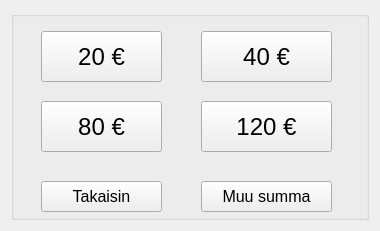
Above: bankautomat/nosta_rahaa.ui from bank-2022/group15 before the change. Below: the same form after it.
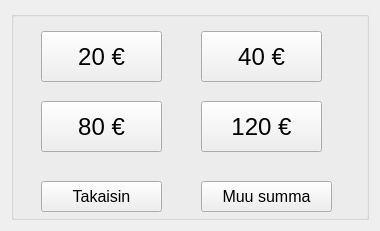
That is the form after the change.

```diff
--- a/bankautomat/nosta_rahaa.ui
+++ b/bankautomat/nosta_rahaa.ui
@@ -49,7 +49,7 @@
        <rect>
         <x>190</x>
         <y>90</y>
-        <width>131</width>
+        <width>121</width>
         <height>51</height>
        </rect>
       </property>
@@ -71,7 +71,7 @@
        <rect>
         <x>190</x>
         <y>20</y>
-        <width>131</width>
+        <width>121</width>
         <height>51</height>
        </rect>
       </property>
```
